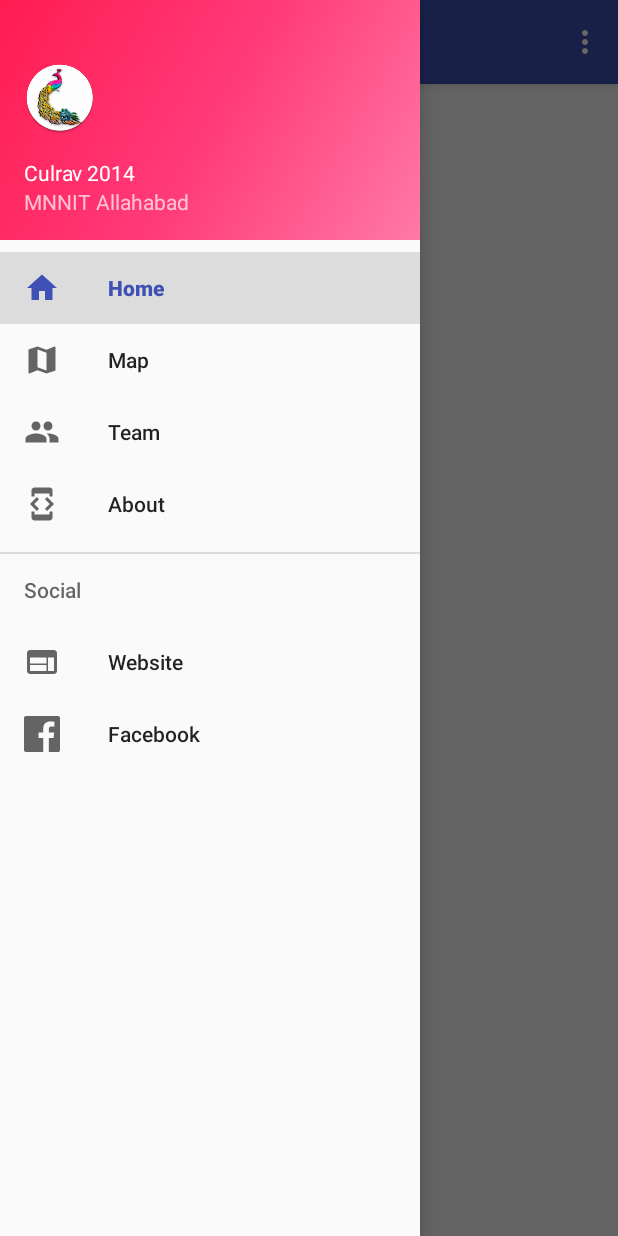
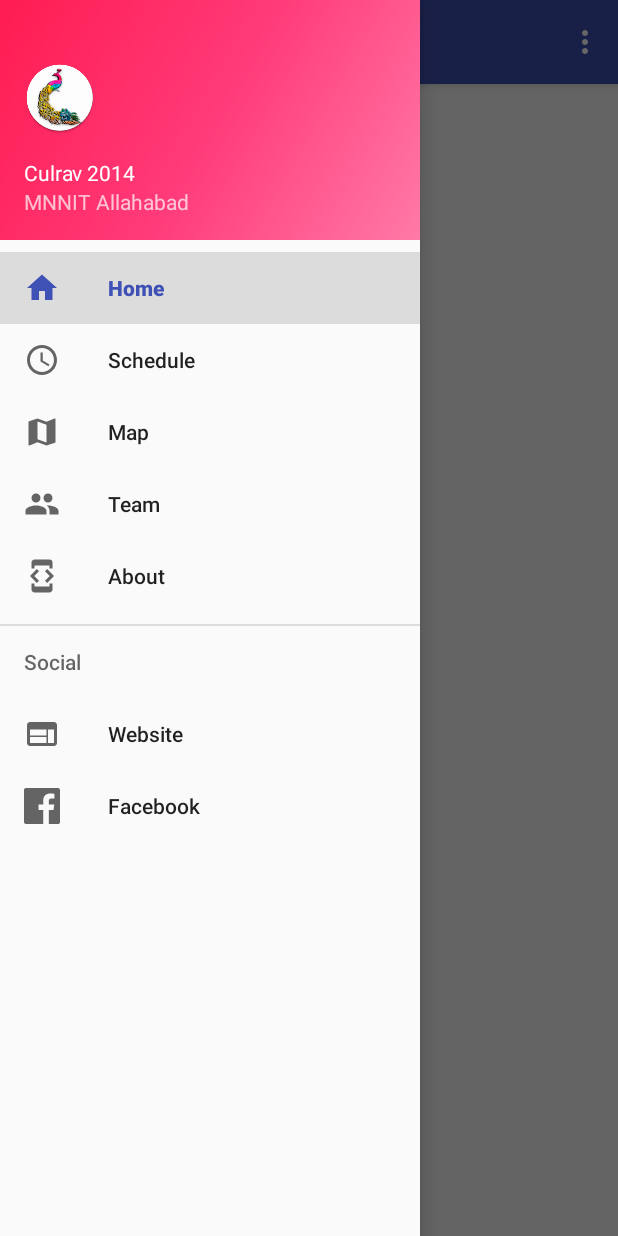
Before and after one commit to arpitvjaiswal/Culrav_2014_Updated, an Android app: the screen it shows after launch (HomeActivity), with the side drawer open, on a phone screen of 412 x 824 dp. Run offline under Robolectric (Android 15) with nearby library versions, the phone set to English and light mode, and no system bars.

Commit message:
Add Schedule to navigation menu

```diff
--- a/app/src/main/java/mnnit/arpitjaiswal/culrav/y14/HomeActivity.java
+++ b/app/src/main/java/mnnit/arpitjaiswal/culrav/y14/HomeActivity.java
@@ -89,6 +89,9 @@ public class HomeActivity extends AppCompatActivity
             case R.id.nav_home:
                 openPage(HomeFragment.class);
                 break;
+            case R.id.nav_schedule:
+                openPage(ScheduleFragment.class);
+                break;
             case R.id.nav_map:
                 openPage(MapFragment.class);
                 break;
--- /dev/null
+++ b/app/src/main/res/drawable/ic_menu_schedule.xml
@@ -0,0 +1,9 @@
+<vector xmlns:android="http://schemas.android.com/apk/res/android"
+    android:width="24dp"
+    android:height="24dp"
+    android:viewportWidth="24.0"
+    android:viewportHeight="24.0">
+    <path
+        android:fillColor="#FF000000"
+        android:pathData="M11.99,2C6.47,2 2,6.48 2,12s4.47,10 9.99,10C17.52,22 22,17.52 22,12S17.52,2 11.99,2zM12,20c-4.42,0 -8,-3.58 -8,-8s3.58,-8 8,-8 8,3.58 8,8 -3.58,8 -8,8zM12.5,7L11,7v6l5.25,3.15 0.75,-1.23 -4.5,-2.67z" />
+</vector>
--- a/app/src/main/res/layout/fragment_dev.xml
+++ b/app/src/main/res/layout/fragment_dev.xml
@@ -49,7 +49,7 @@
         android:layout_height="wrap_content"
         android:layout_gravity="center"
         android:layout_marginBottom="180dp"
-        android:contentDescription="@string/desc_profile_pic_dev"
+        android:contentDescription="@string/developer_profile_pic"
         android:elevation="8dp"
         android:src="@drawable/dev_pic" />
 
--- a/app/src/main/res/menu/activity_home_drawer.xml
+++ b/app/src/main/res/menu/activity_home_drawer.xml
@@ -6,6 +6,10 @@
             android:id="@+id/nav_home"
             android:icon="@drawable/ic_menu_home"
             android:title="@string/nav_menu_home" />
+        <item
+            android:id="@+id/nav_schedule"
+            android:icon="@drawable/ic_menu_schedule"
+            android:title="@string/nav_menu_schedule" />
         <item
             android:id="@+id/nav_map"
             android:icon="@drawable/ic_menu_map"
--- a/app/src/main/res/values/strings.xml
+++ b/app/src/main/res/values/strings.xml
@@ -13,18 +13,20 @@
 
     <!-- Navigation Menu Items -->
     <string name="nav_menu_home">Home</string>
-    <string name="nav_menu_web">Website</string>
+    <string name="nav_menu_schedule">Schedule</string>
     <string name="nav_menu_map">Map</string>
     <string name="nav_menu_team">Team</string>
     <string name="nav_menu_dev">About</string>
+    <string name="nav_menu_web">Website</string>
     <string name="nav_menu_fb">Facebook</string>
     <string name="nav_section_social">Social</string>
 
     <!-- Misc. -->
     <string name="misc_load_with">Load With</string>
+
+    <!-- Developer -->
     <string name="developer_name">Arpit Jaiswal</string>
     <string name="developer_email">arpit.avj.jaiswal@gmail.com</string>
-
-    <string name="desc_profile_pic_dev">Developer Profile Pic</string>
+    <string name="developer_profile_pic">Developer Profile Pic</string>
 
 </resources>
```
Also changed, not shown: app/src/main/java/mnnit/arpitjaiswal/culrav/y14/ScheduleFragment.java (added, +25 -0 lines), app/src/main/res/layout/fragment_schedule.xml (added, +13 -0 lines).
